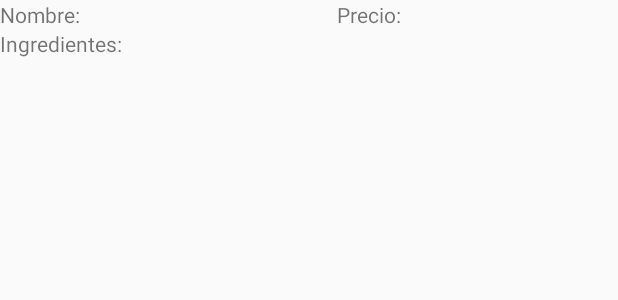
After one commit to jessicahernandezjhv/testing_new_features, an Android app: the layout plato_item.xml on its own in the app's theme, with its tools: preview values and no code run, on a phone screen of 412 x 824 dp. The commit adds this screen. Shown: the top 300 px of the screen. Run offline under Robolectric (Android 15) with nearby library versions, the phone set to English and light mode, and no system bars.

Commit message:
Creating recycler from API

```diff
--- a/app/src/main/java/jessicahernandez/damm8/com/testing_new_features/ReservasAdapter.java
+++ b/app/src/main/java/jessicahernandez/damm8/com/testing_new_features/ReservasAdapter.java
@@ -22,7 +22,7 @@ public class ReservasAdapter extends RecyclerView.Adapter<ReservasAdapter.Reserv
     @NonNull
     @Override
     public ReservasViewHolder onCreateViewHolder(@NonNull ViewGroup viewGroup, int i) {
-        View view = LayoutInflater.from(viewGroup.getContext()).inflate(R.layout.recycler_item, null, false);
+        View view = LayoutInflater.from(viewGroup.getContext()).inflate(R.layout.reserva_item, null, false);
         return  new ReservasViewHolder(view);
     }
 
--- a/app/src/main/res/layout/fragment_platos.xml
+++ b/app/src/main/res/layout/fragment_platos.xml
@@ -6,4 +6,9 @@
     android:background="@android:color/holo_orange_light"
     tools:context=".FragmentPlatos">
 
+    <android.support.v7.widget.RecyclerView
+        android:id="@+id/recyclerPlatosID"
+        android:layout_width="match_parent"
+        android:layout_height="match_parent"></android.support.v7.widget.RecyclerView>
+
 </FrameLayout>
--- /dev/null
+++ b/app/src/main/res/layout/plato_item.xml
@@ -0,0 +1,33 @@
+<?xml version="1.0" encoding="utf-8"?>
+<LinearLayout
+    xmlns:android="http://schemas.android.com/apk/res/android"
+    android:layout_width="match_parent"
+    android:layout_height="match_parent"
+    android:orientation="horizontal">
+
+    <LinearLayout
+        android:layout_width="wrap_content"
+        android:layout_height="wrap_content"
+        android:layout_marginRight="140dp"
+        android:orientation="vertical">
+
+        <TextView
+            android:layout_width="wrap_content"
+            android:layout_height="match_parent"
+            android:text="Nombre: "
+            />
+
+        <TextView
+            android:layout_width="wrap_content"
+            android:layout_height="match_parent"
+            android:text="Ingredientes: "
+            />
+    </LinearLayout>
+
+    <TextView
+        android:layout_width="wrap_content"
+        android:layout_height="match_parent"
+        android:text="Precio: "
+        />
+
+</LinearLayout>
```
Also changed, not shown: app/src/main/java/jessicahernandez/damm8/com/testing_new_features/FragmentPlatos.java (+36 -1 lines), app/src/main/java/jessicahernandez/damm8/com/testing_new_features/PlatosAdapter.java (+27 -26 lines), app/src/main/res/layout/reserva_item.xml (renamed from app/src/main/res/layout/recycler_item.xml).
